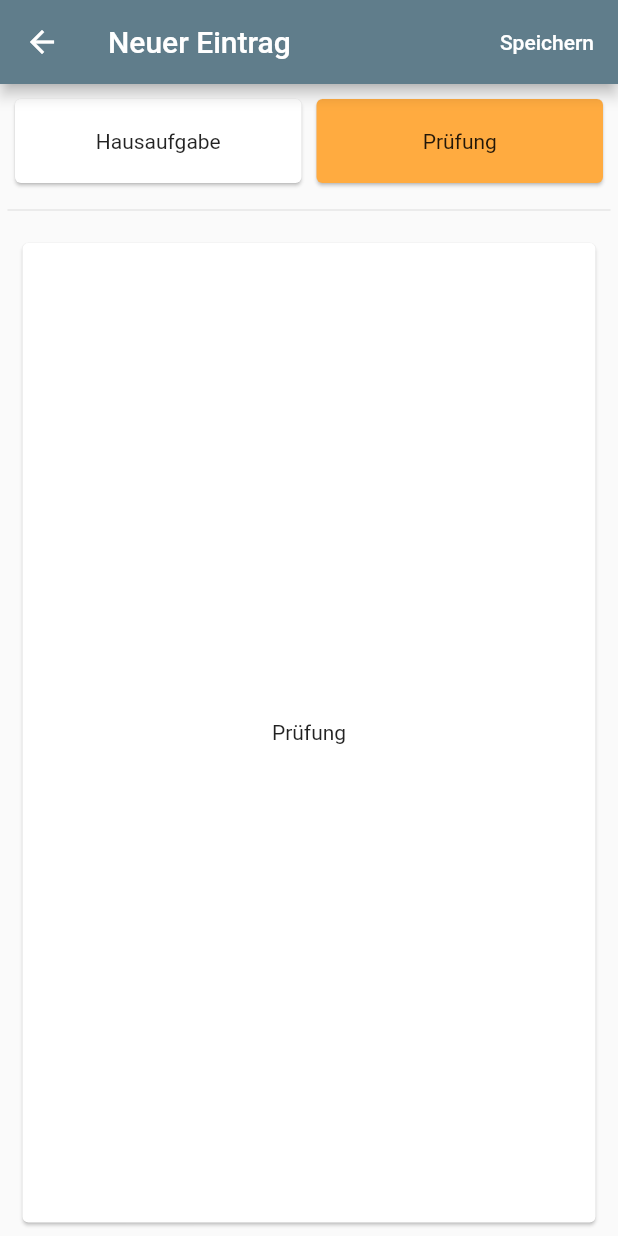
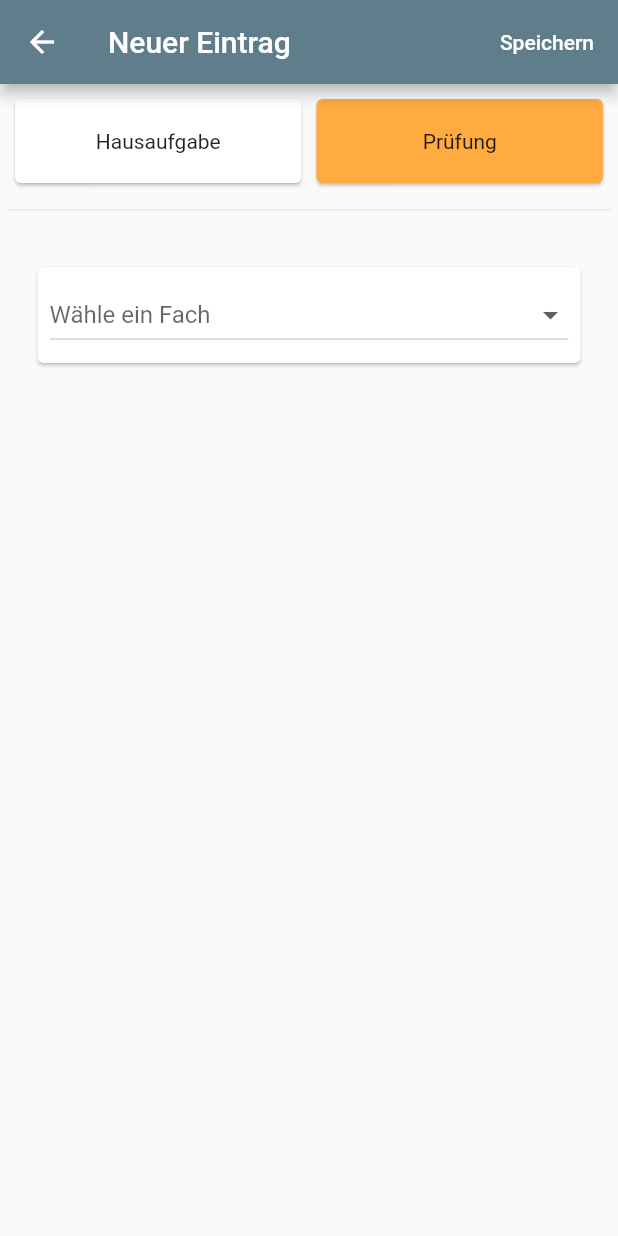
Before and after one commit to Jerry1098/school_organizer, a Flutter app: the AddEntryDialog screen opened directly, after a tap on "Prüfung", on a phone screen of 412 x 824 dp. Run offline on Flutter 3.47's test engine with Material 2 defaults, Android fonts, the phone set to English and light mode, and no system bars; our stand-ins replace fluttertoast; Roboto replaces fonts that are missing (Poppins).

Commit message:
AddEntryDialog Added Cards

```diff
--- a/lib/home/AddEntryDialog.dart
+++ b/lib/home/AddEntryDialog.dart
@@ -1,4 +1,5 @@
 import 'package:flutter/material.dart';
+import 'package:school_organizer/backend/Saves.dart';
 
 class AddEntryDialog extends StatefulWidget {
   @override
@@ -148,6 +149,22 @@ class _AddEntryDialogState extends State<AddEntryDialog> {
       }
     });
   }
+
+  static List<DropdownMenuItem<String>> getFaecher() {
+    List<String> faecher = ["Testfach1", "Testfach2"];
+    Saves saves = Saves();
+
+    for (int i = 0; i < saves.faecher.length; i++) {
+      faecher.add(saves.faecher[i].name);
+    }
+
+    return faecher
+        .map((String value) => DropdownMenuItem<String>(
+              value: value,
+              child: Text(value),
+            ))
+        .toList();
+  }
 }
 
 class addHomework extends StatefulWidget {
@@ -155,10 +172,30 @@ class addHomework extends StatefulWidget {
 }
 
 class addHomeworkState extends State<addHomework> {
+  String _selectedSubjectHomework;
+
   Widget build(BuildContext context) {
-    return Card(
-      margin: EdgeInsets.symmetric(horizontal: 10.0, vertical: 4.0),
-      child: Center(child: Text("Hausaufgabe")),
+    return Column(
+      children: <Widget>[
+        Card(
+          margin: EdgeInsets.all(20.0),
+          child: Padding(
+            padding: const EdgeInsets.all(8.0),
+            child: DropdownButton(
+              isExpanded: true,
+              value: _selectedSubjectHomework,
+              hint: Text("Wähle ein Fach"),
+              onChanged: ((String newValue) {
+                setState(() {
+                  _selectedSubjectHomework = newValue;
+                  print(newValue);
+                });
+              }),
+              items: _AddEntryDialogState.getFaecher(),
+            ),
+          ),
+        ),
+      ],
     );
   }
 }
@@ -168,10 +205,30 @@ class addTest extends StatefulWidget {
 }
 
 class addTestState extends State<addTest> {
+  String selectedSubjectTest;
+
   Widget build(BuildContext context) {
-    return Card(
-      margin: EdgeInsets.symmetric(horizontal: 10.0, vertical: 4.0),
-      child: Center(child: Text("Prüfung")),
+    return Column(
+      children: <Widget>[
+        Card(
+          margin: EdgeInsets.all(20.0),
+          child: Padding(
+            padding: const EdgeInsets.all(8.0),
+            child: DropdownButton(
+              isExpanded: true,
+              value: selectedSubjectTest,
+              hint: Text("Wähle ein Fach"),
+              onChanged: ((String newValue) {
+                setState(() {
+                  selectedSubjectTest = newValue;
+                  print(newValue);
+                });
+              }),
+              items: _AddEntryDialogState.getFaecher(),
+            ),
+          ),
+        ),
+      ],
     );
   }
 }
```
